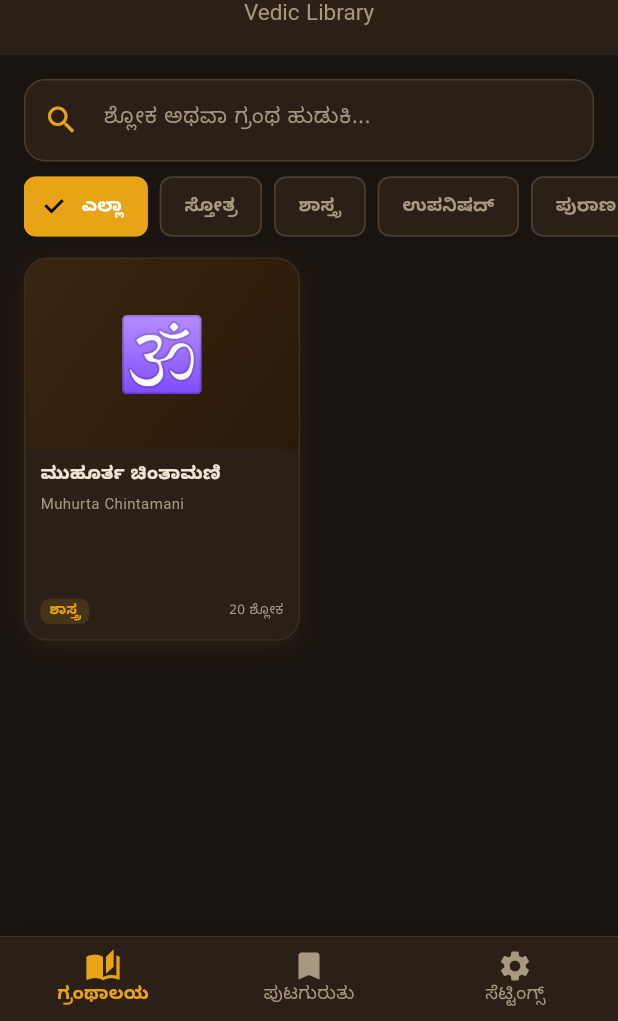
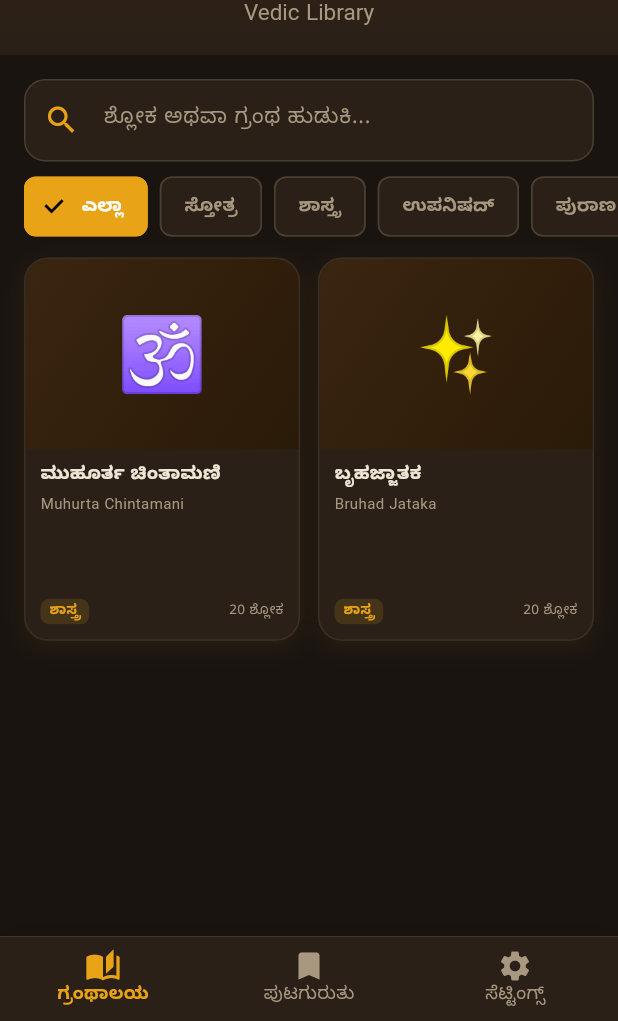
Before and after one commit to goureesha/bharatiyam-grantha-sudha, a Flutter app: the screen it shows after launch, on a phone screen of 412 x 824 dp, the part 215-1236 px from its top. Run offline on Flutter 3.47's test engine with Material 3 defaults, Android fonts, the phone set to English and light mode, and no system bars; our stand-ins replace google_fonts, share_plus, shared_preferences.

Commit message:
UI: Add toggle for scroll mode and add Bruhad Jataka

```diff
--- a/lib/data/grantha_data.dart
+++ b/lib/data/grantha_data.dart
@@ -189,5 +189,43 @@ final List<Grantha> allGranthas = [
         ],
       )
     ],
+  ),
+
+  // ════════════════════════════════════════════
+  // 7. BRUHAD JATAKA
+  // ════════════════════════════════════════════
+  Grantha(
+    id: 'bruhad_jataka',
+    kannadaName: 'ಬೃಹಜ್ಜಾತಕ',
+    devanagariName: 'बृहज्जातक',
+    englishName: 'Bruhad Jataka',
+    description: 'ವರಾಹಮಿಹಿರಾಚಾರ್ಯ ವಿರಚಿತ ಜ್ಯೋತಿಷ ಶಾಸ್ತ್ರದ ಶ್ರೇಷ್ಠ ಹಾಗೂ ಪ್ರಮುಖ ಗ್ರಂಥ.',
+    author: 'ವರಾಹಮಿಹಿರ',
+    category: 'ಶಾಸ್ತ್ರ',
+    icon: '✨',
+    shlokaCount: 20, // Chapter 1 Count
+    adhyayas: [
+      Adhyaya(
+        id: 'bj_ch1',
+        number: 1,
+        kannadaName: 'ರಾಶಿಶೀಲ ಪ್ರಕರಣ',
+        devanagariName: '',
+        englishName: 'Rashi Sheela Prakarana',
+        shlokas: [
+          Shloka(
+            id: 'bj_1_1',
+            number: 1,
+            kannadaText: 'ಮೂರ್ತಿತ್ವೇ ಪರಿಕಲ್ಪಿತಃ ಶಶಭೃತೋ ವರ್ತ್ಮಾಪುನರ್ಜನ್ಮನಾ-\nಮಾತ್ಮೇತ್ಯಾತ್ಮವಿದಾಂ ಕ್ರತುಶ್ಚ ಯಜತಾಂ ಭರ್ತಾಮರಜ್ಯೋತಿಷಾಂ |\nಲೋಕಾನಾಂ ಪ್ರಲಯೋದ್ಭವಸ್ಥಿತಿ ವಿಭುಶ್ಚಾನೇಕಧಾಯಃ ಶ್ರುತೌ\nವಾಚಂ ನಃ ಸದದಾತ್ವನೇಕ ಕಿರಣಸ್ತ್ರೈಲೋಕ್ಯದೀಪೋ ರವಿಃ || ೧ ||',
+            devanagariText: '',
+          ),
+          Shloka(
+             id: 'bj_1_2',
+             number: 2,
+             kannadaText: 'ತಾರಾಗ್ರಹೈಃ ಸಬಲಮೂರ್ತಿಭಿರಗ್ನಿಶುಕ್ರ-\nದೇವರ್ಷಿಭಿರ್ಗಜತುರಂಗಮಗೋದೃಷ್ಟಿಭಿಃ |\nಲಗ್ನೇ ಶುಭೈಃ ಶಶಿಗುರುರ್ಭಾರ್ಗವೈಶ್ಚತುರ್ಭಿಃ\nಸೌಮ್ಯಾಃ ಪುನರಪಿ ಸ್ಯುಃ ಸದಾ ಸುಶೋಭನಾಃ || ೨ ||\n(ಉದಾಹರಣೆಯ ಶ್ಲೋಕ, ಮುಂದಿನ ಶ್ಲೋಕಗಳನ್ನು ಸೇರಿಸಬಹುದು)',
+             devanagariText: '',
+          ),
+        ],
+      )
+    ],
   )
 ];
```
Also changed, not shown: lib/screens/shloka_reader_screen.dart (+74 -19 lines), lib/services/storage_service.dart (+12 -0 lines).
